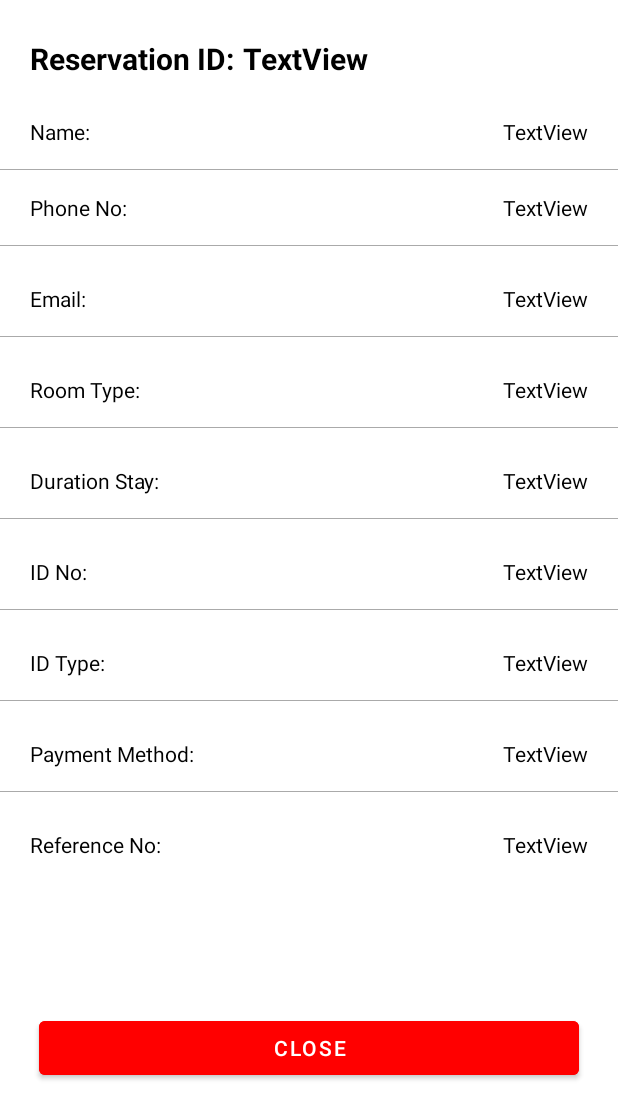
After one commit to XinHao1221/HotelManagementSystem, an Android app built with Jetpack Compose: the layout fragment_checked_out_detail.xml on its own in the app's theme, with its tools: preview values and no code run, on a phone screen of 412 x 824 dp. The commit adds this screen. Shown: the top 1119 px of the screen. Run offline under Robolectric (Android 15) with nearby library versions, the phone set to English and light mode, and no system bars.

Commit message:
Reservation, Check in and check out

```diff
--- a/app/src/main/java/com/example/hotelmanagementsystem/checkout/ChekedOutFragment.kt
+++ b/app/src/main/java/com/example/hotelmanagementsystem/checkout/ChekedOutFragment.kt
@@ -11,6 +11,7 @@ import androidx.lifecycle.ViewModelProvider
 import androidx.recyclerview.widget.LinearLayoutManager
 import com.example.hotelmanagementsystem.R
 import com.example.hotelmanagementsystem.checkout.recycleview.CheckOutAdapter
+import com.example.hotelmanagementsystem.checkout.recycleview.TotalCheckOutAdapter
 import com.example.hotelmanagementsystem.databinding.FragmentCheckOutTodayBinding
 import com.example.hotelmanagementsystem.databinding.FragmentGuestsInHouseBinding
 import com.example.hotelmanagementsystem.databinding.FragmentGuestsInHouseBindingImpl
@@ -30,7 +31,7 @@ class ChekedOutFragment : Fragment() {
             R.layout.fragment_guests_in_house,container,false)
 
         // Recycle view
-        val adapter = CheckOutAdapter()
+        val adapter = TotalCheckOutAdapter()
         val recyclerView = binding.guestsInHouseRecyclerview
         recyclerView.adapter = adapter
         recyclerView.layoutManager = LinearLayoutManager(requireContext())
--- /dev/null
+++ b/app/src/main/res/layout/fragment_checked_out_detail.xml
@@ -0,0 +1,318 @@
+<?xml version="1.0" encoding="utf-8"?>
+<layout xmlns:android="http://schemas.android.com/apk/res/android"
+    xmlns:tools="http://schemas.android.com/tools"
+    xmlns:app="http://schemas.android.com/apk/res-auto"
+    tools:context=".checkout.CheckedOutDetailFragment">
+
+    <androidx.constraintlayout.widget.ConstraintLayout
+        android:layout_width="match_parent"
+        android:layout_height="match_parent">
+
+        <TextView
+            android:id="@+id/view_reservation_id_title"
+            android:layout_width="wrap_content"
+            android:layout_height="wrap_content"
+            android:layout_marginStart="20dp"
+            android:layout_marginTop="25dp"
+            android:text="@string/reservation_id_title"
+            android:textColor="@color/black"
+            android:textSize="20sp"
+            android:textStyle="bold"
+            app:layout_constraintStart_toStartOf="parent"
+            app:layout_constraintTop_toTopOf="parent" />
+
+        <TextView
+            android:id="@+id/view_reservation_id"
+            android:layout_width="wrap_content"
+            android:layout_height="wrap_content"
+            android:layout_marginStart="5dp"
+            android:layout_marginTop="25dp"
+            android:text="TextView"
+            android:textColor="@color/black"
+            android:textStyle="bold"
+            app:layout_constraintStart_toEndOf="@+id/view_reservation_id_title"
+            app:layout_constraintTop_toTopOf="parent"
+            android:textSize="20dp"/>
+
+        <TextView
+            android:id="@+id/view_reservation_name_title"
+            android:layout_width="wrap_content"
+            android:layout_height="wrap_content"
+            android:layout_marginStart="20dp"
+            android:layout_marginTop="25dp"
+            android:text="@string/details_guest_name_title"
+            app:layout_constraintStart_toStartOf="parent"
+            app:layout_constraintTop_toBottomOf="@+id/view_reservation_id_title"
+            android:textColor="@color/black"/>
+
+        <TextView
+            android:id="@+id/view_reservation_name"
+            android:layout_width="wrap_content"
+            android:layout_height="wrap_content"
+            android:layout_marginTop="25dp"
+            android:layout_marginEnd="20dp"
+            android:text="@string/details_guest_name"
+            app:layout_constraintEnd_toEndOf="parent"
+            app:layout_constraintTop_toBottomOf="@+id/view_reservation_id_title"
+            android:textColor="@color/black"/>
+
+        <View
+            android:id="@+id/view1"
+            android:layout_width="match_parent"
+            android:layout_height="0.5dp"
+            android:layout_marginTop="15dp"
+            android:background="@android:color/darker_gray"
+            app:layout_constraintTop_toBottomOf="@id/view_reservation_name" />
+
+        <TextView
+            android:id="@+id/view_phone_no_title"
+            android:layout_width="wrap_content"
+            android:layout_height="wrap_content"
+            android:layout_marginStart="20dp"
+            android:layout_marginTop="15dp"
+            android:text="@string/details_phone_no_title"
+            app:layout_constraintStart_toStartOf="parent"
+            app:layout_constraintTop_toBottomOf="@+id/view1"
+            android:textColor="@color/black"/>
+
+        <TextView
+            android:id="@+id/view_phone_no"
+            android:layout_width="wrap_content"
+            android:layout_height="wrap_content"
+            android:layout_marginTop="15dp"
+            android:layout_marginEnd="20dp"
+            android:text="@string/details_phone_no"
+            app:layout_constraintEnd_toEndOf="parent"
+            app:layout_constraintTop_toBottomOf="@+id/view1"
+            android:textColor="@color/black"/>
+
+        <View
+            android:id="@+id/view2"
+            android:layout_width="match_parent"
+            android:layout_height="0.5dp"
+            android:layout_marginTop="15dp"
+            android:background="@android:color/darker_gray"
+            app:layout_constraintTop_toBottomOf="@id/view_phone_no_title" />
+
+        <TextView
+            android:id="@+id/view_email_title"
+            android:layout_width="wrap_content"
+            android:layout_height="wrap_content"
+            android:layout_marginStart="20dp"
+            android:layout_marginTop="25dp"
+            android:text="@string/details_email_title"
+            app:layout_constraintStart_toStartOf="parent"
+            app:layout_constraintTop_toBottomOf="@+id/view2"
+            android:textColor="@color/black"/>
+
+        <TextView
+            android:id="@+id/view_email"
+            android:layout_width="wrap_content"
+            android:layout_height="wrap_content"
+            android:layout_marginTop="25dp"
+            android:layout_marginEnd="20dp"
+            android:text="@string/details_email"
+            app:layout_constraintEnd_toEndOf="parent"
+            app:layout_constraintTop_toBottomOf="@+id/view2"
+            android:textColor="@color/black"/>
+
+        <View
+            android:id="@+id/view3"
+            android:layout_width="match_parent"
+            android:layout_height="0.5dp"
+            android:layout_marginTop="15dp"
+            android:background="@android:color/darker_gray"
+            app:layout_constraintTop_toBottomOf="@id/view_email_title" />
+
+        <TextView
+            android:id="@+id/view_room_type_title"
+            android:layout_width="wrap_content"
+            android:layout_height="wrap_content"
+            android:layout_marginStart="20dp"
+            android:layout_marginTop="25dp"
+            android:text="@string/details_room_type_title"
+            app:layout_constraintStart_toStartOf="parent"
+            app:layout_constraintTop_toBottomOf="@+id/view3"
+            android:textColor="@color/black"/>
+
+        <TextView
+            android:id="@+id/view_room_type"
+            android:layout_width="wrap_content"
+            android:layout_height="wrap_content"
+            android:layout_marginTop="25dp"
+            android:layout_marginEnd="20dp"
+            android:text="@string/details_room_type"
+            app:layout_constraintEnd_toEndOf="parent"
+            app:layout_constraintTop_toBottomOf="@+id/view3"
+            android:textColor="@color/black"/>
+
+        <View
+            android:id="@+id/view4"
+            android:layout_width="match_parent"
+            android:layout_height="0.5dp"
+            android:layout_marginTop="15dp"
+            android:background="@android:color/darker_gray"
+            app:layout_constraintTop_toBottomOf="@id/view_room_type" />
+
+        <TextView
+            android:id="@+id/view_duration_stay_title"
+            android:layout_width="wrap_content"
+            android:layout_height="wrap_content"
+            android:layout_marginStart="20dp"
+            android:layout_marginTop="25dp"
+            android:text="@string/details_duration_stay_title"
+            app:layout_constraintStart_toStartOf="parent"
+            app:layout_constraintTop_toBottomOf="@+id/view4"
+            android:textColor="@color/black"/>
+
+        <TextView
+            android:id="@+id/view_duration_stay"
+            android:layout_width="wrap_content"
+            android:layout_height="wrap_content"
+            android:layout_marginTop="25dp"
+            android:layout_marginEnd="20dp"
+            android:text="@string/details_duration_stay"
+            app:layout_constraintEnd_toEndOf="parent"
+            app:layout_constraintTop_toBottomOf="@+id/view4"
+            android:textColor="@color/black"/>
+
+        <View
+            android:id="@+id/view5"
+            android:layout_width="match_parent"
+            android:layout_height="0.5dp"
+            android:layout_marginTop="15dp"
+            android:background="@android:color/darker_gray"
+            app:layout_constraintTop_toBottomOf="@id/view_duration_stay"
+            />
+
+        <TextView
+            android:id="@+id/view_id_no_title"
+            android:layout_width="wrap_content"
+            android:layout_height="wrap_content"
+            android:layout_marginStart="20dp"
+            android:layout_marginTop="25dp"
+            android:text="@string/details_id_no_title"
+            app:layout_constraintStart_toStartOf="parent"
+            app:layout_constraintTop_toBottomOf="@+id/view5"
+            android:textColor="@color/black"/>
+
+        <TextView
+            android:id="@+id/view_id_no"
+            android:layout_width="wrap_content"
+            android:layout_height="wrap_content"
+            android:layout_marginTop="25dp"
+            android:layout_marginEnd="20dp"
+            android:text="@string/details_id_no"
+            android:textColor="@color/black"
+            app:layout_constraintEnd_toEndOf="parent"
+            app:layout_constraintTop_toBottomOf="@+id/view5" />
+
+        <View
+            android:id="@+id/view6"
+            android:layout_width="match_parent"
+            android:layout_height="0.5dp"
+            android:layout_marginTop="15dp"
+            android:background="@android:color/darker_gray"
+            app:layout_constraintTop_toBottomOf="@id/view_id_no"
+            android:textColor="@color/black"/>
+
+        <TextView
+            android:id="@+id/view_id_type_title"
+            android:layout_width="wrap_content"
+            android:layout_height="wrap_content"
+            android:layout_marginStart="20dp"
+            android:layout_marginTop="25dp"
+            android:text="@string/details_id_type_title"
+            app:layout_constraintStart_toStartOf="parent"
+            app:layout_constraintTop_toBottomOf="@+id/view6"
+            android:textColor="@color/black"/>
+
+        <TextView
+            android:id="@+id/view_id_type"
+            android:layout_width="wrap_content"
+            android:layout_height="wrap_content"
+            android:layout_marginTop="25dp"
+            android:layout_marginEnd="20dp"
+            android:text="@string/details_id_type"
+            app:layout_constraintEnd_toEndOf="parent"
+            app:layout_constraintTop_toBottomOf="@+id/view6"
+            android:textColor="@color/black"/>
+
+
+        <View
+            android:id="@+id/view7"
+            android:layout_width="match_parent"
+            android:layout_height="0.5dp"
+            android:layout_marginTop="15dp"
+            android:background="@android:color/darker_gray"
+            app:layout_constraintTop_toBottomOf="@id/view_id_type"
+            android:textColor="@color/black"/>
+
+        <TextView
+            android:id="@+id/view_payment_method_title"
+            android:layout_width="wrap_content"
+            android:layout_height="wrap_content"
+            android:layout_marginStart="20dp"
+            android:layout_marginTop="25dp"
+            android:text="@string/details_payment_method_title"
+            app:layout_constraintStart_toStartOf="parent"
+            app:layout_constraintTop_toBottomOf="@+id/view7"
+            android:textColor="@color/black"/>
+
+        <TextView
+            android:id="@+id/view_payment_method"
+            android:layout_width="wrap_content"
+            android:layout_height="wrap_content"
+            android:layout_marginTop="25dp"
+            android:layout_marginEnd="20dp"
+            android:text="@string/details_id_type"
+            app:layout_constraintEnd_toEndOf="parent"
+            app:layout_constraintTop_toBottomOf="@+id/view7"
+            android:textColor="@color/black"/>
+
+        <View
+            android:id="@+id/view8"
+            android:layout_width="match_parent"
+            android:layout_height="0.5dp"
+            android:layout_marginTop="15dp"
+            android:background="@android:color/darker_gray"
+            app:layout_constraintTop_toBottomOf="@id/view_payment_method"
+            android:textColor="@color/black"/>
+
+        <TextView
+            android:id="@+id/view_reference_no_title"
+            android:layout_width="wrap_content"
+            android:layout_height="wrap_content"
+            android:layout_marginStart="20dp"
+            android:layout_marginTop="25dp"
+            android:text="@string/details_ref_no_title"
+            app:layout_constraintStart_toStartOf="parent"
+            app:layout_constraintTop_toBottomOf="@+id/view8"
+            android:textColor="@color/black"/>
+
+        <TextView
+            android:id="@+id/view_reference_no"
+            android:layout_width="wrap_content"
+            android:layout_height="wrap_content"
+            android:layout_marginTop="25dp"
+            android:layout_marginEnd="20dp"
+            android:text="@string/details_id_type"
+            app:layout_constraintEnd_toEndOf="parent"
+            app:layout_constraintTop_toBottomOf="@+id/view8"
+            android:textColor="@color/black"/>
+
+        <Button
+            android:id="@+id/checkedOut_close_button"
+            android:layout_width="360dp"
+            android:layout_height="wrap_content"
+            android:backgroundTint="@color/button_red"
+            android:text="Close"
+            app:layout_constraintBottom_toBottomOf="parent"
+            app:layout_constraintEnd_toEndOf="parent"
+            app:layout_constraintStart_toStartOf="parent"
+            app:layout_constraintTop_toBottomOf="@+id/view_reference_no"
+            />
+
+    </androidx.constraintlayout.widget.ConstraintLayout>
+
+</layout>
```
Also changed, not shown: app/src/main/java/com/example/hotelmanagementsystem/checkout/CheckedOutDetailFragment.kt (added, +116 -0 lines), app/src/main/java/com/example/hotelmanagementsystem/checkout/recycleview/TotalCheckOutAdapter.kt (added, +74 -0 lines), app/src/main/java/com/example/hotelmanagementsystem/hotelreservation/addreservation/AddReservation1Fragment.kt (+23 -25 lines), app/src/main/java/com/example/hotelmanagementsystem/hotelreservation/updatereservation/UpdateReservationFragment1.kt (+25 -2 lines), app/src/main/res/navigation/nav_graph.xml (+16 -0 lines), app/src/main/res/values/strings.xml (+7 -4 lines).
